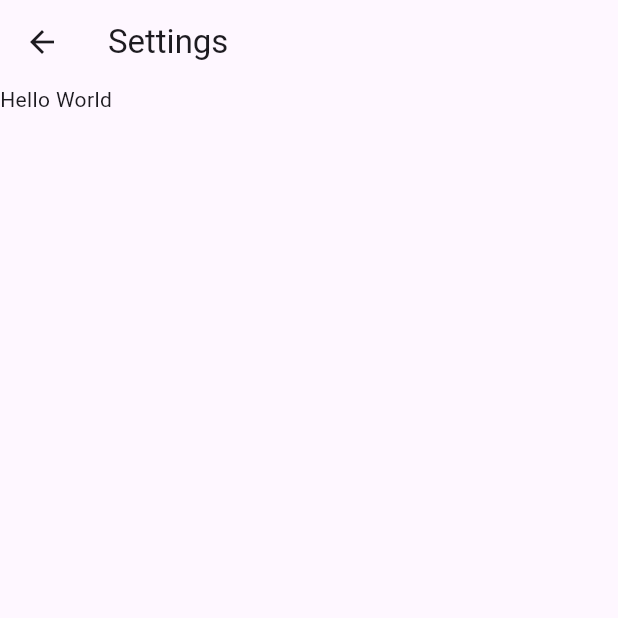
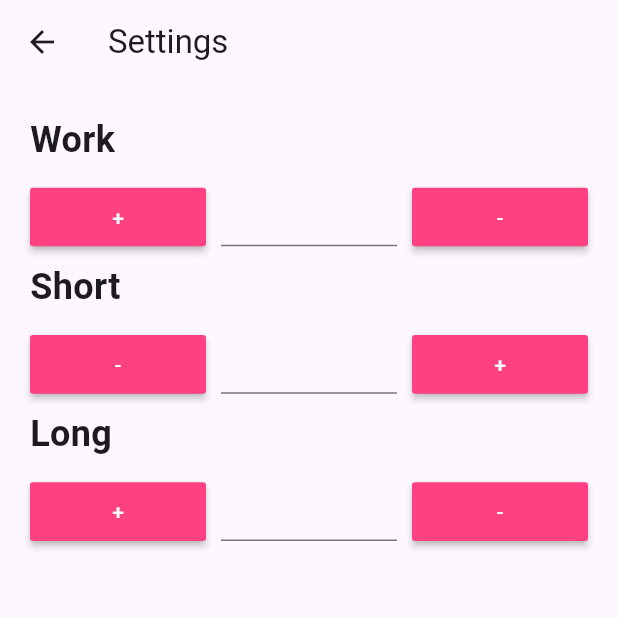
Before and after one commit to lucianalfred/Productivity-Timer, a Flutter app: the SettingsScreen screen opened directly, on a phone screen of 412 x 824 dp, the top half of it. Run offline on Flutter 3.47's test engine with Material 3 defaults, Android fonts, the phone set to English and light mode, and no system bars; our stand-ins replace percent_indicator.

Commit message:
settings page finished

```diff
--- a/lib/main.dart
+++ b/lib/main.dart
@@ -1,5 +1,6 @@
 import "package:flutter/material.dart";
 import "package:percent_indicator/circular_percent_indicator.dart";
+import "package:productivity_timer/settings.dart";
 import "package:productivity_timer/widgets.dart";
 
 import './timer.dart';
@@ -25,12 +26,30 @@ class TimerHomePage extends StatelessWidget {
 
   final CountDownTimer timer = CountDownTimer();
 
+  final List<PopupMenuItem<String>> menuItems = [
+    const PopupMenuItem<String>(value: 'settings', child: Text('Settings')),
+  ];
+
   @override
   Widget build(BuildContext context) {
     timer.startWork();
 
     return Scaffold(
-      appBar: AppBar(title: Text("My Work Timer")),
+      appBar: AppBar(
+        title: Text("My Work Timer"),
+        actions: [
+          PopupMenuButton<String>(
+            itemBuilder: (BuildContext context) {
+              return menuItems.toList();
+            },
+            onSelected: (s) {
+              if (s == 'settings') {
+                goToSettings(context);
+              }
+            },
+          ),
+        ],
+      ),
       body: LayoutBuilder(
         builder: (BuildContext context, BoxConstraints constraints) {
           final double availableWidth = constraints.maxWidth;
@@ -117,5 +136,12 @@ class TimerHomePage extends StatelessWidget {
     );
   }
 
+  void goToSettings(BuildContext context) {
+    Navigator.push(
+      context,
+      MaterialPageRoute(builder: (context) => SettingsScreen()),
+    );
+  }
+
   void emptyMethod() {}
 }
--- a/lib/settings.dart
+++ b/lib/settings.dart
@@ -1,11 +1,76 @@
 import 'package:flutter/material.dart';
+
+import 'widgets.dart';
 
 class SettingsScreen extends StatelessWidget {
   @override
   Widget build(BuildContext context) {
     return Scaffold(
-      appBar: AppBar(title: Text('Settings')),
-      body: Container(child: Text('Hello World')),
+      appBar: AppBar(
+        title: Text('Settings'),
+        leading: IconButton(
+          onPressed: () => Navigator.pop(context),
+          icon: Icon(Icons.arrow_back),
+        ),
+      ),
+      body: Settings(),
     );
   }
 }
+
+class Settings extends StatefulWidget {
+  const Settings({super.key});
+
+  @override
+  State<Settings> createState() => _SettingsState();
+}
+
+class _SettingsState extends State<Settings> {
+  TextStyle textStyle = TextStyle(fontSize: 24, fontWeight: FontWeight.bold);
+
+  @override
+  Widget build(BuildContext context) {
+    return Container(
+      child: GridView.count(
+        scrollDirection: Axis.vertical,
+        crossAxisCount: 3,
+        childAspectRatio: 3,
+        crossAxisSpacing: 10,
+        mainAxisSpacing: 10,
+        children: <Widget>[
+          Text("Work", style: textStyle),
+          Text(""),
+          Text(""),
+          SettingsButton(Color(0xFFFF4081), "+", -1),
+          TextField(
+            style: textStyle,
+            textAlign: TextAlign.center,
+            keyboardType: TextInputType.number,
+          ),
+          SettingsButton(Color(0xFFFF4081), "-", -1),
+          Text("Short", style: textStyle),
+          Text(""),
+          Text(""),
+          SettingsButton(Color(0xFFFF4081), "-", -1),
+          TextField(
+            style: textStyle,
+            textAlign: TextAlign.center,
+            keyboardType: TextInputType.number,
+          ),
+          SettingsButton(Color(0xFFFF4081), "+", -1),
+          Text("Long", style: textStyle),
+          Text(""),
+          Text(""),
+          SettingsButton(Color(0xFFFF4081), "+", -1),
+          TextField(
+            style: textStyle,
+            textAlign: TextAlign.center,
+            keyboardType: TextInputType.number,
+          ),
+          SettingsButton(Color(0xFFFF4081), "-", -1),
+        ],
+        padding: const EdgeInsets.all(20.0),
+      ),
+    );
+  }
+}
--- a/lib/widgets.dart
+++ b/lib/widgets.dart
@@ -24,3 +24,19 @@ class ProdutivityButton extends StatelessWidget {
     );
   }
 }
+
+class SettingsButton extends StatelessWidget {
+  final Color color;
+  final String text;
+  final int value;
+
+  const SettingsButton(this.color, this.text, this.value);
+  @override
+  Widget build(BuildContext context) {
+    return MaterialButton(
+      child: Text(this.text, style: TextStyle(color: Colors.white)),
+      onPressed: () => null,
+      color: this.color,
+    );
+  }
+}
```
